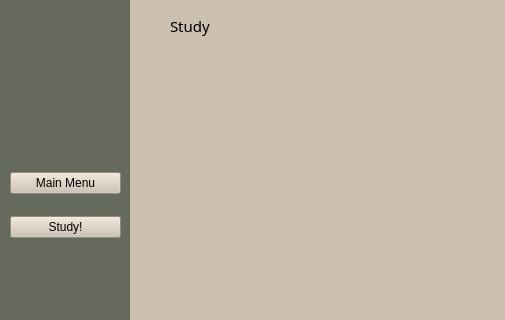
Old version of the form mainmenu.ui in the repository University-of-Utah-CS3505/a9-an-educational-app-BrittonJordan; both pictures show x 0 to 505 and y 0 to 320 of the 800 by 600 pixel window.
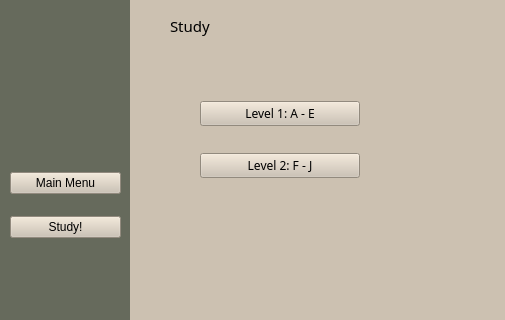
New version of the form. The open tabs and pages were chosen to show the change.

Commit message: Added level buttons to Study menu

What changed in the file:
```diff
--- a/mainmenu.ui
+++ b/mainmenu.ui
@@ -63,7 +63,7 @@
        <rect>
         <x>40</x>
         <y>10</y>
-        <width>101</width>
+        <width>51</width>
         <height>31</height>
        </rect>
       </property>
@@ -76,6 +76,32 @@
        <string>Study</string>
       </property>
      </widget>
+     <widget class="QWidget" name="verticalLayoutWidget_2">
+      <property name="geometry">
+       <rect>
+        <x>70</x>
+        <y>80</y>
+        <width>160</width>
+        <height>121</height>
+       </rect>
+      </property>
+      <layout class="QVBoxLayout" name="levelButtonsLayout">
+       <item>
+        <widget class="QPushButton" name="level1Button">
+         <property name="text">
+          <string>Level 1: A - E</string>
+         </property>
+        </widget>
+       </item>
+       <item>
+        <widget class="QPushButton" name="level2Button">
+         <property name="text">
+          <string>Level 2: F - J</string>
+         </property>
+        </widget>
+       </item>
+      </layout>
+     </widget>
     </widget>
    </widget>
    <widget class="QWidget" name="verticalLayoutWidget">
```
Left out of the diff: 2 changed lines with no effect on the pictures. The commit also changes 1 other file.
